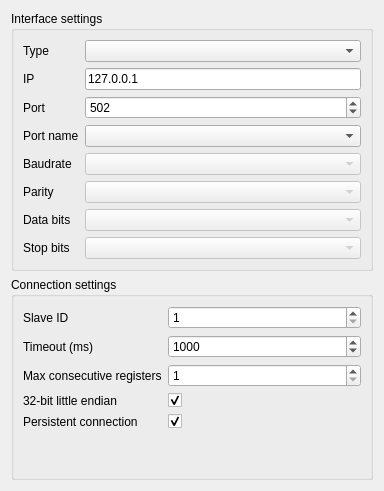
First picture: the form in src/customwidgets/connectionform.ui, repository ModbusScope/ModbusScope, before the edit.
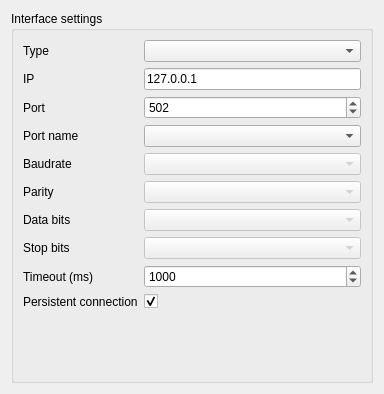
Second picture: the form after the edit. Custom widgets are drawn as their Qt base class.

```diff
--- a/src/customwidgets/connectionform.ui
+++ b/src/customwidgets/connectionform.ui
@@ -7,7 +7,7 @@
     <x>0</x>
     <y>0</y>
     <width>384</width>
-    <height>491</height>
+    <height>394</height>
    </rect>
   </property>
   <property name="windowTitle">
@@ -139,49 +139,21 @@
       <item row="3" column="1">
        <widget class="SerialPortCombo" name="comboPortName"/>
       </item>
-     </layout>
-    </widget>
-   </item>
-   <item>
-    <widget class="QGroupBox" name="groupSecondConnection_2">
-     <property name="enabled">
-      <bool>true</bool>
-     </property>
-     <property name="title">
-      <string>Connection settings</string>
-     </property>
-     <layout class="QFormLayout" name="formLayout_2">
-      <item row="0" column="0">
-       <widget class="QLabel" name="label_17">
+      <item row="10" column="0">
+       <widget class="QLabel" name="label_21">
         <property name="text">
-         <string>Slave ID</string>
+         <string>Persistent connection</string>
         </property>
        </widget>
       </item>
-      <item row="0" column="1">
-       <widget class="QSpinBox" name="spinSlaveId">
-        <property name="enabled">
-         <bool>true</bool>
-        </property>
-        <property name="minimum">
-         <number>1</number>
-        </property>
-        <property name="maximum">
-         <number>255</number>
-        </property>
-        <property name="value">
-         <number>1</number>
-        </property>
-       </widget>
-      </item>
-      <item row="1" column="0">
+      <item row="9" column="0">
        <widget class="QLabel" name="label_18">
         <property name="text">
          <string>Timeout (ms)</string>
         </property>
        </widget>
       </item>
-      <item row="1" column="1">
+      <item row="9" column="1">
        <widget class="QSpinBox" name="spinTimeout">
         <property name="enabled">
          <bool>true</bool>
@@ -194,54 +166,7 @@
         </property>
        </widget>
       </item>
-      <item row="2" column="0">
-       <widget class="QLabel" name="label_19">
-        <property name="text">
-         <string>Max consecutive registers</string>
-        </property>
-       </widget>
-      </item>
-      <item row="2" column="1">
-       <widget class="QSpinBox" name="spinConsecutiveMax">
-        <property name="enabled">
-         <bool>true</bool>
-        </property>
-        <property name="minimum">
-         <number>1</number>
-        </property>
-        <property name="maximum">
-         <number>125</number>
-        </property>
-       </widget>
-      </item>
-      <item row="3" column="0">
-       <widget class="QLabel" name="label_20">
-        <property name="text">
-         <string>32-bit little endian</string>
-        </property>
-       </widget>
-      </item>
-      <item row="3" column="1">
-       <widget class="QCheckBox" name="checkInt32LittleEndian">
-        <property name="enabled">
-         <bool>true</bool>
-        </property>
-        <property name="text">
-         <string/>
-        </property>
-        <property name="checked">
-         <bool>true</bool>
-        </property>
-       </widget>
-      </item>
-      <item row="4" column="0">
-       <widget class="QLabel" name="label_21">
-        <property name="text">
-         <string>Persistent connection</string>
-        </property>
-       </widget>
-      </item>
-      <item row="4" column="1">
+      <item row="10" column="1">
        <widget class="QCheckBox" name="checkPersistentConn">
         <property name="enabled">
          <bool>true</bool>
```
